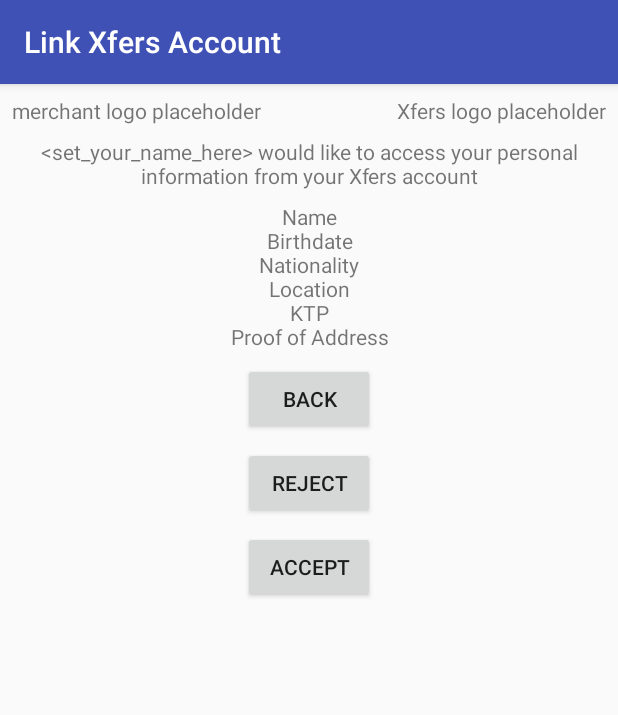
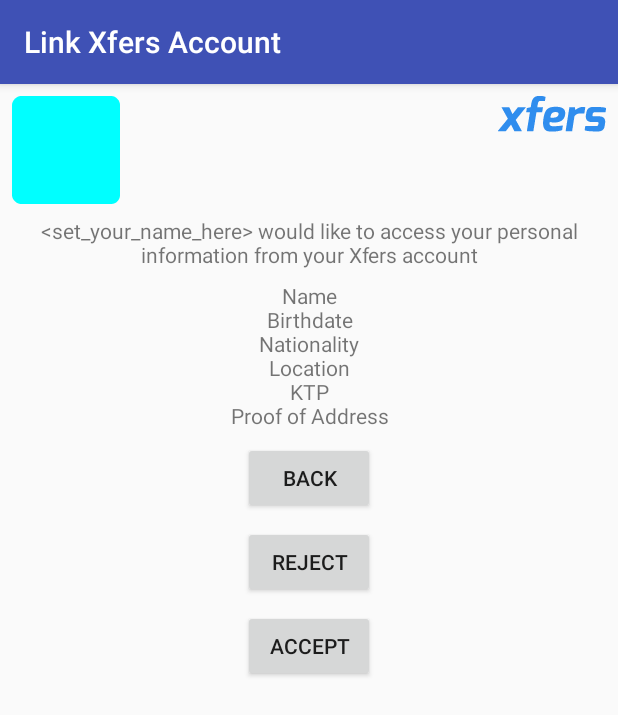
Before and after one commit to aamsur/xfers-sdk, an Android app: the ConnectShareKYCActivity screen opened directly, with no data from a screen before it, on a phone screen of 412 x 824 dp. Shown: the top 715 px of the screen. Run offline under Robolectric (Android 15) with nearby library versions, the phone set to English and light mode, and no system bars.

Commit message:
Add Xfers logo and merchant logo tint configuration

```diff
--- a/Android/xfers_sdk/src/main/java/com/xfers/xfers_sdk/Xfers.kt
+++ b/Android/xfers_sdk/src/main/java/com/xfers/xfers_sdk/Xfers.kt
@@ -2,6 +2,7 @@ package com.xfers.xfers_sdk
 
 import android.content.Context
 import android.content.Intent
+import android.graphics.Color
 import com.xfers.xfers_sdk.utils.NetworkClient
 import com.xfers.xfers_sdk.utils.XfersConfiguration
 import com.xfers.xfers_sdk.view.ComingSoonActivity
@@ -40,6 +41,10 @@ class Xfers(val context: Context) {
 
         fun setMerchantLogo(logo: Int) {
             XfersConfiguration.setMerchantLogo(logo)
+        }
+
+        fun setMerchantLogoTint(tint: Int) {
+            XfersConfiguration.setMerchantLogoTint(tint)
         }
 
         // TODO: Implement Android Keystore handling of userApiKey
--- a/Android/xfers_sdk/src/main/java/com/xfers/xfers_sdk/utils/XfersConfiguration.kt
+++ b/Android/xfers_sdk/src/main/java/com/xfers/xfers_sdk/utils/XfersConfiguration.kt
@@ -1,4 +1,6 @@
 package com.xfers.xfers_sdk.utils
+
+import android.graphics.Color
 
 enum class Country { SG, ID }
 
@@ -19,6 +21,7 @@ object XfersConfiguration {
     private var merchantApiBase = ""
     private var merchantName = ""
     private var merchantLogo: Int? = null
+    private var merchantLogoTint = Color.TRANSPARENT
 
     // TODO: Implement Android Keystore handling of userApiKey
     var userApiKey = ""
@@ -55,6 +58,10 @@ object XfersConfiguration {
         merchantLogo = logo
     }
 
+    fun setMerchantLogoTint(tint: Int) {
+        merchantLogoTint = tint
+    }
+
     fun buildApiURL(apiPath: String): String {
         return "$apiBase/$apiPath"
     }
@@ -71,6 +78,10 @@ object XfersConfiguration {
         return merchantLogo
     }
 
+    fun getMerchantLogoTint(): Int {
+        return merchantLogoTint
+    }
+
     fun getCurrentCountry(): Country? {
         return currentCountry
     }
--- a/Android/xfers_sdk/src/main/java/com/xfers/xfers_sdk/view/ConnectLinkSuccessfulActivity.kt
+++ b/Android/xfers_sdk/src/main/java/com/xfers/xfers_sdk/view/ConnectLinkSuccessfulActivity.kt
@@ -3,6 +3,7 @@ package com.xfers.xfers_sdk.view
 import android.support.v7.app.AppCompatActivity
 import android.os.Bundle
 import android.view.View
+import android.widget.ImageView
 import android.widget.TextView
 import com.xfers.xfers_sdk.R
 import com.xfers.xfers_sdk.utils.XfersConfiguration
@@ -18,6 +19,9 @@ class ConnectLinkSuccessfulActivity : AppCompatActivity() {
 
         val returnButton = findViewById<TextView>(R.id.linkSuccessfulReturnButton)
         returnButton.text = "Return to ${XfersConfiguration.getMerchantName()}"
+
+        val merchantLogoImageView = findViewById<ImageView>(R.id.linkSuccessfulMerchantLogoImageView)
+        merchantLogoImageView.setColorFilter(XfersConfiguration.getMerchantLogoTint())
     }
 
     fun onClickReturn(view: View) {
--- a/Android/xfers_sdk/src/main/java/com/xfers/xfers_sdk/view/ConnectOTPActivity.kt
+++ b/Android/xfers_sdk/src/main/java/com/xfers/xfers_sdk/view/ConnectOTPActivity.kt
@@ -24,8 +24,8 @@ class ConnectOTPActivity : AppCompatActivity() {
         // TODO: Ping merchant's connect OTP API URL
 
         // TODO: Set dynamically based on user status, for now hardcode to be able to develop
-        val isUserExistingVerified = false
-        val isUserExistingUnverified = true
+        val isUserExistingVerified = true
+        val isUserExistingUnverified = false
         val isUserNewUser = false
 
         when {
--- a/Android/xfers_sdk/src/main/java/com/xfers/xfers_sdk/view/ConnectShareKYCActivity.kt
+++ b/Android/xfers_sdk/src/main/java/com/xfers/xfers_sdk/view/ConnectShareKYCActivity.kt
@@ -4,6 +4,7 @@ import android.content.Intent
 import android.support.v7.app.AppCompatActivity
 import android.os.Bundle
 import android.view.View
+import android.widget.ImageView
 import android.widget.TextView
 import com.xfers.xfers_sdk.R
 import com.xfers.xfers_sdk.utils.XfersConfiguration
@@ -16,14 +17,14 @@ class ConnectShareKYCActivity : AppCompatActivity() {
 
         title = "Link Xfers Account"
 
-        // TODO: Add Xfers logo to placeholder
-        // TODO: Populate Merchant logo placeholder
-
         val merchantAccessTextView = findViewById<TextView>(R.id.shareKYCMerchantAccessTextView)
         merchantAccessTextView.text = "${XfersConfiguration.getMerchantName()} would like to access your personal information from your Xfers account"
 
         val sharedInformationTextView = findViewById<TextView>(R.id.shareKYCSharedInformationTextView)
         sharedInformationTextView.text = listOf("Name", "Birthdate", "Nationality", "Location", "KTP", "Proof of Address").joinToString(separator = "\n")
+
+        val merchantLogoImageView = findViewById<ImageView>(R.id.shareKYCMerchantLogoImageView)
+        merchantLogoImageView.setColorFilter(XfersConfiguration.getMerchantLogoTint())
     }
 
     // TODO: To be replaced with Android "Back" and "Up"
--- a/Android/xfers_sdk/src/main/res/layout/activity_connect_share_kyc.xml
+++ b/Android/xfers_sdk/src/main/res/layout/activity_connect_share_kyc.xml
@@ -16,29 +16,30 @@
         app:layout_constraintEnd_toEndOf="parent"
         app:layout_constraintHorizontal_bias="0.5"
         app:layout_constraintStart_toStartOf="parent"
-        app:layout_constraintTop_toBottomOf="@+id/textView2" />
+        app:layout_constraintTop_toBottomOf="@+id/shareKYCMerchantLogoImageView" />
 
-    <TextView
-        android:id="@+id/textView2"
+    <ImageView
+        android:id="@+id/shareKYCMerchantLogoImageView"
         android:layout_width="wrap_content"
         android:layout_height="wrap_content"
         android:layout_marginLeft="8dp"
         android:layout_marginStart="8dp"
         android:layout_marginTop="8dp"
-        android:text="merchant logo placeholder"
         app:layout_constraintStart_toStartOf="parent"
-        app:layout_constraintTop_toTopOf="parent" />
+        app:layout_constraintTop_toTopOf="parent"
+        app:srcCompat="@android:drawable/sym_def_app_icon" />
 
-    <TextView
-        android:id="@+id/textView3"
+    <ImageView
+        android:id="@+id/shareKYCXfersLogoImageView"
         android:layout_width="wrap_content"
         android:layout_height="wrap_content"
         android:layout_marginEnd="8dp"
         android:layout_marginRight="8dp"
         android:layout_marginTop="8dp"
-        android:text="Xfers logo placeholder"
+        android:tint="@color/clearBlue"
         app:layout_constraintEnd_toEndOf="parent"
-        app:layout_constraintTop_toTopOf="parent" />
+        app:layout_constraintTop_toTopOf="parent"
+        app:srcCompat="@drawable/xfers_logo_72" />
 
     <TextView
         android:id="@+id/shareKYCSharedInformationTextView"
--- /dev/null
+++ b/Android/xfers_sdk/src/main/res/values/colors.xml
@@ -0,0 +1,4 @@
+<?xml version="1.0" encoding="utf-8"?>
+<resources>
+    <color name="clearBlue">#2f8dee</color>
+</resources>
```
Also changed, not shown: Android/app/src/main/java/com/xfers/example/view/MainActivity.kt (+7 -1 lines), Android/xfers_sdk/src/main/res/layout/activity_connect_link_successful.xml (+10 -9 lines), Android/xfers_sdk/src/main/res/drawable-hdpi/xfers_logo_72.png (added), Android/xfers_sdk/src/main/res/drawable-mdpi/xfers_logo_72.png (added), Android/xfers_sdk/src/main/res/drawable-xhdpi/xfers_logo_72.png (added), Android/xfers_sdk/src/main/res/drawable-xxhdpi/xfers_logo_72.png (added), Android/xfers_sdk/src/main/res/drawable-xxxhdpi/xfers_logo_72.png (added).
